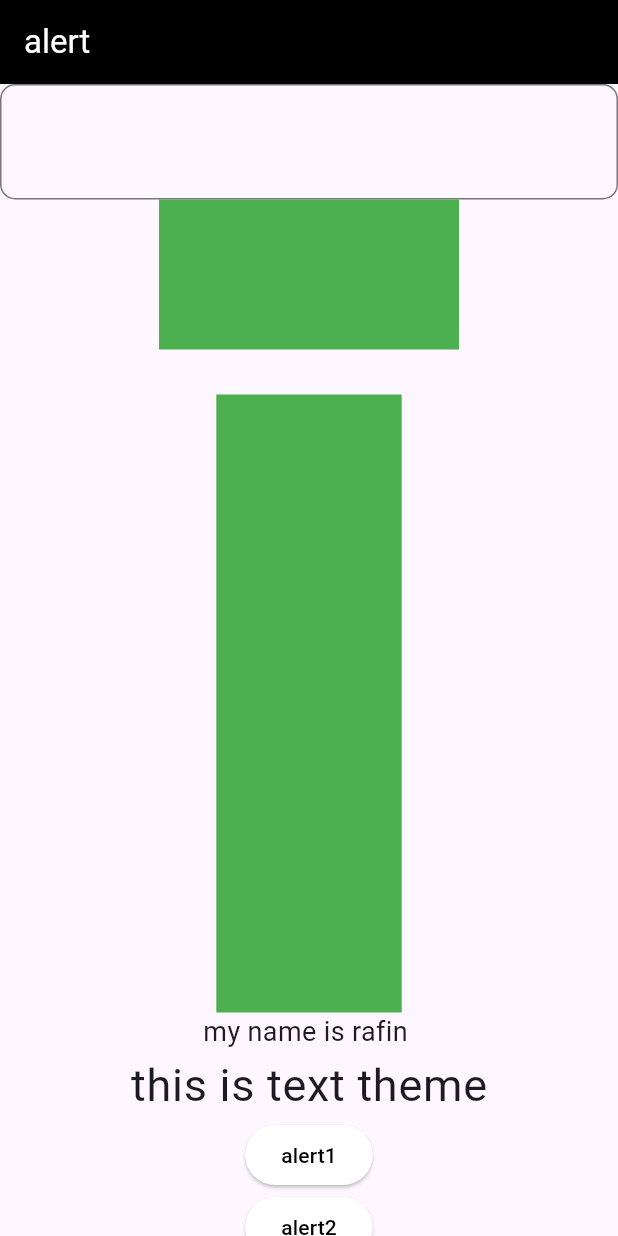
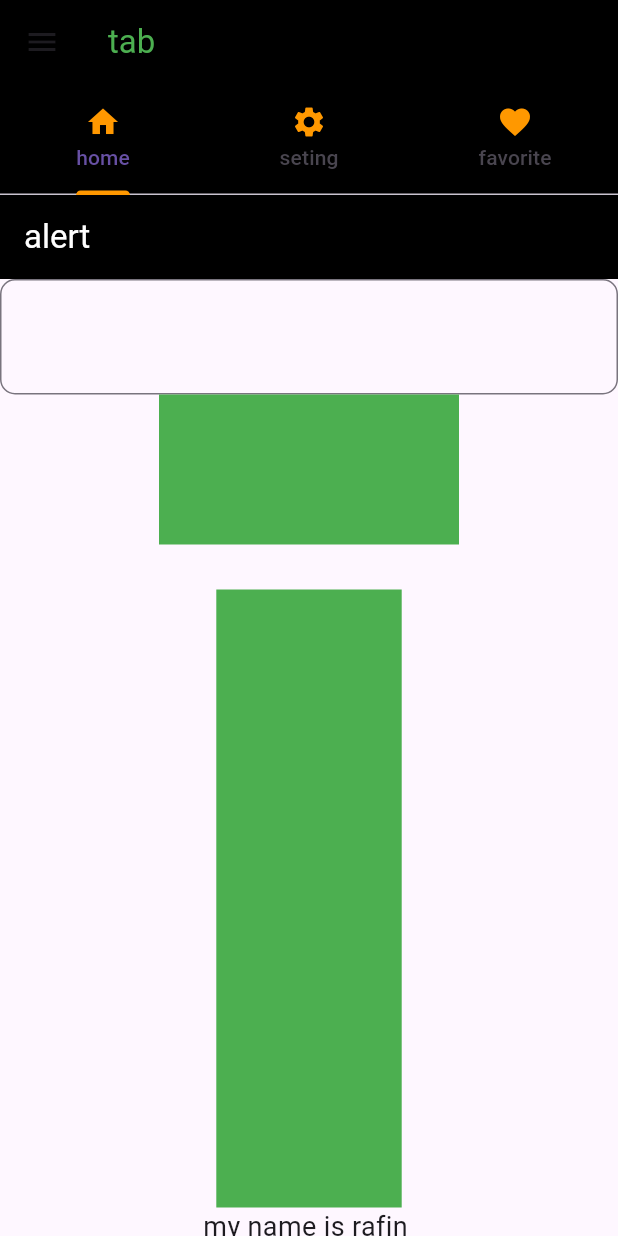
Before and after one commit to rafin828/ostadpractice, a Flutter app: the screen it shows after launch, on a phone screen of 412 x 824 dp. Run offline on Flutter 3.47's test engine with Material 3 defaults, Android fonts, the phone set to English and light mode, and no system bars.

Commit message:
module12-class2

```diff
--- /dev/null
+++ b/lib/module12-2/tab.dart
@@ -0,0 +1,93 @@
+import 'package:flutter/material.dart';
+
+import '../Alart.dart';
+import '../gridiew.dart';
+import '../practice.dart';
+
+class tab extends StatelessWidget {
+  const tab({super.key});
+
+  @override
+  Widget build(BuildContext context) {
+    return DefaultTabController(
+      length: 3,
+      child: Scaffold(
+        appBar: AppBar(
+          title: Text("tab", style: TextStyle(color: Colors.green)),
+          backgroundColor: Colors.black,
+          bottom: TabBar(
+           indicatorColor: Colors.orange,
+            tabs: [
+              Tab(icon: Icon(Icons.home, color: Colors.orange,), text: "home",),
+              //is scroloing true dela eta auto scrooling hobe
+              Tab(icon: Icon(Icons.settings, color: Colors.orange,), text: "seting"),
+              Tab(icon: Icon(Icons.favorite, color: Colors.orange,), text: "favorite"),
+            ],
+          ),
+
+        ),
+        body: TabBarView(children: [
+          // Container(
+          //   height: 200,
+          //   color: Colors.red,
+          //   child: Center(child: Text("home")),
+          // ),
+          // Container(
+          //   height: 200,
+          //   color: Colors.green,
+          //   child: Center(child: Text("setting")),
+          // ),
+          // Container(
+          //   height: 200,
+          //   color: Colors.pink,
+          //   child: Center(child: Text("favorite")),
+          // ),
+          Alart(),
+          grid(),
+          tanvir()
+
+
+        ]),
+        drawer: Drawer(
+          backgroundColor: Colors.white,
+          child: ListView(
+            children: [
+              DrawerHeader(child: Column(
+                children: [
+                  CircleAvatar(
+                    radius:40,
+                    backgroundImage: NetworkImage("https://encrypted-tbn0.gstatic.com/images?q=tbn:ANd9GcRuNhTZJTtkR6b-ADMhmzPvVwaLuLdz273wvQ&s"),
+
+                  ),
+                  SizedBox(height: 5,),
+                  Text("tanvirul islam rafin", style: TextStyle(fontSize: 20),),
+                  Text("rafrafin1432@gmail.com", style: TextStyle(fontSize: 12),)
+                ],
+
+              )),
+              ListTile(
+                title: Text("home"),
+                onTap: (){
+                  Navigator.push(context, MaterialPageRoute(builder: (context)=>tanvir()));
+                },
+              ),
+              ListTile(
+                visualDensity: VisualDensity(horizontal: 0,vertical: -2),
+                title: Text("setting"),
+              ),
+              ListTile(
+                title: Text("privacy"),
+              ),
+              ListTile(
+                title: Text("favorite"),
+              ),
+              ListTile(
+                title: Text("security"),
+              ),
+            ],
+          ),
+        ),
+      ),
+    );
+  }
+}
--- a/lib/myapp.dart
+++ b/lib/myapp.dart
@@ -6,6 +6,7 @@ import 'Alart.dart';
 import 'gridiew.dart';
 import 'modul10;class3.dart';
 import 'module11and 1.dart';
+import 'module12-2/tab.dart';
 class Myapp extends StatelessWidget {
   const Myapp({super.key});
 
@@ -41,7 +42,7 @@ class Myapp extends StatelessWidget {
       darkTheme: ThemeData.dark(),
       themeMode: ThemeMode.system,
       title: "hello",
-      home: Alart(),
+      home: tab(),
     );
   }
 }
```
